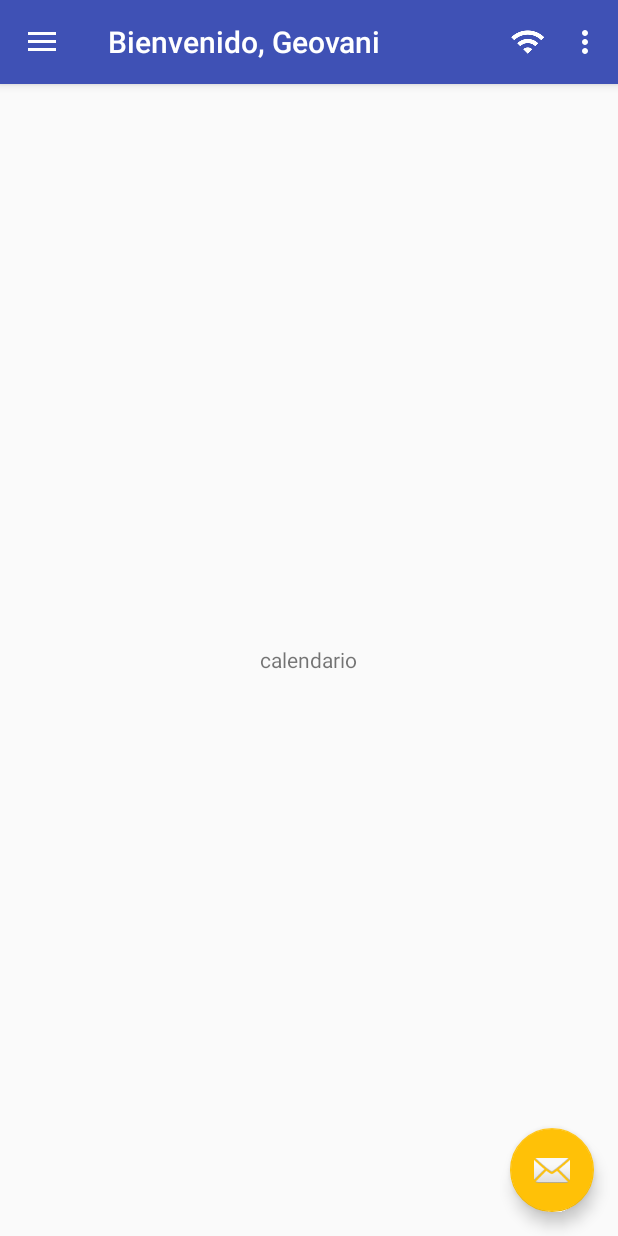
After one commit to MyGvs/ConferenciaEpiscopalBoliviana, an Android app: the fragment nav_calendarioFragment placed in its activity, on a phone screen of 412 x 824 dp. The commit adds this screen. Run offline under Robolectric (Android 15) with nearby library versions, the phone set to English and light mode, and no system bars; our stand-ins replace CircleImageView.

Commit message:
funcionalidad del calendario

```diff
--- a/app/src/main/java/com/fuzzyapps/conferenciaepiscopalboliviana/NavigationActivity.java
+++ b/app/src/main/java/com/fuzzyapps/conferenciaepiscopalboliviana/NavigationActivity.java
@@ -130,6 +130,10 @@
             fragmentManager.beginTransaction()
                     .replace(R.id.contentFrame, new nav_obrasFragment())
                     .commit();
+        } else if (id == R.id.nav_calendario) {
+            fragmentManager.beginTransaction()
+                    .replace(R.id.contentFrame, new nav_calendarioFragment())
+                    .commit();
         } else if (id == R.id.nav_registro_tipo_obra) {
             fragmentManager.beginTransaction()
                     .replace(R.id.contentFrame, new nav_tipoObraFragment())
--- /dev/null
+++ b/app/src/main/java/com/fuzzyapps/conferenciaepiscopalboliviana/nav_calendarioFragment.java
@@ -0,0 +1,28 @@
+package com.fuzzyapps.conferenciaepiscopalboliviana;
+
+
+import android.app.Fragment;
+import android.os.Bundle;
+import android.support.annotation.Nullable;
+import android.view.LayoutInflater;
+import android.view.View;
+import android.view.ViewGroup;
+
+
+/**
+ * A simple {@link Fragment} subclass.
+ */
+public class nav_calendarioFragment extends Fragment {
+
+    private View view;
+    public nav_calendarioFragment() {
+        // Required empty public constructor
+    }
+    @Nullable
+    @Override
+    public View onCreateView(LayoutInflater inflater, ViewGroup container, Bundle savedInstanceState) {
+        view = inflater.inflate(R.layout.nav_calendario_fragment, container, false);
+        return view;
+    }
+
+}
--- /dev/null
+++ b/app/src/main/res/layout/nav_calendario_fragment.xml
@@ -0,0 +1,15 @@
+<RelativeLayout xmlns:android="http://schemas.android.com/apk/res/android"
+    xmlns:tools="http://schemas.android.com/tools"
+    android:layout_width="match_parent"
+    android:layout_height="match_parent"
+    tools:context="com.fuzzyapps.conferenciaepiscopalboliviana.nav_calendarioFragment">
+
+    <!-- TODO: Update blank fragment layout -->
+    <TextView
+        android:layout_width="wrap_content"
+        android:layout_height="wrap_content"
+        android:layout_centerHorizontal="true"
+        android:layout_centerVertical="true"
+        android:text="calendario" />
+
+</RelativeLayout>
--- a/app/src/main/res/menu/activity_navigation_drawer.xml
+++ b/app/src/main/res/menu/activity_navigation_drawer.xml
@@ -7,6 +7,10 @@
             android:icon="@mipmap/ic_build_black_24dp"
             android:title="Obras"
             android:checked="true"/>
+        <item
+            android:id="@+id/nav_calendario"
+            android:icon="@mipmap/ic_date_range_black_24dp"
+            android:title="Calendario" />
         <item
             android:id="@+id/nav_registro_tipo_obra"
             android:icon="@mipmap/ic_merge_type_black_24dp"
```
Also changed, not shown: app/src/main/res/mipmap-hdpi/ic_date_range_black_24dp.png (added), app/src/main/res/mipmap-mdpi/ic_date_range_black_24dp.png (added), app/src/main/res/mipmap-xhdpi/ic_date_range_black_24dp.png (added), app/src/main/res/mipmap-xxhdpi/ic_date_range_black_24dp.png (added), app/src/main/res/mipmap-xxxhdpi/ic_date_range_black_24dp.png (added).
